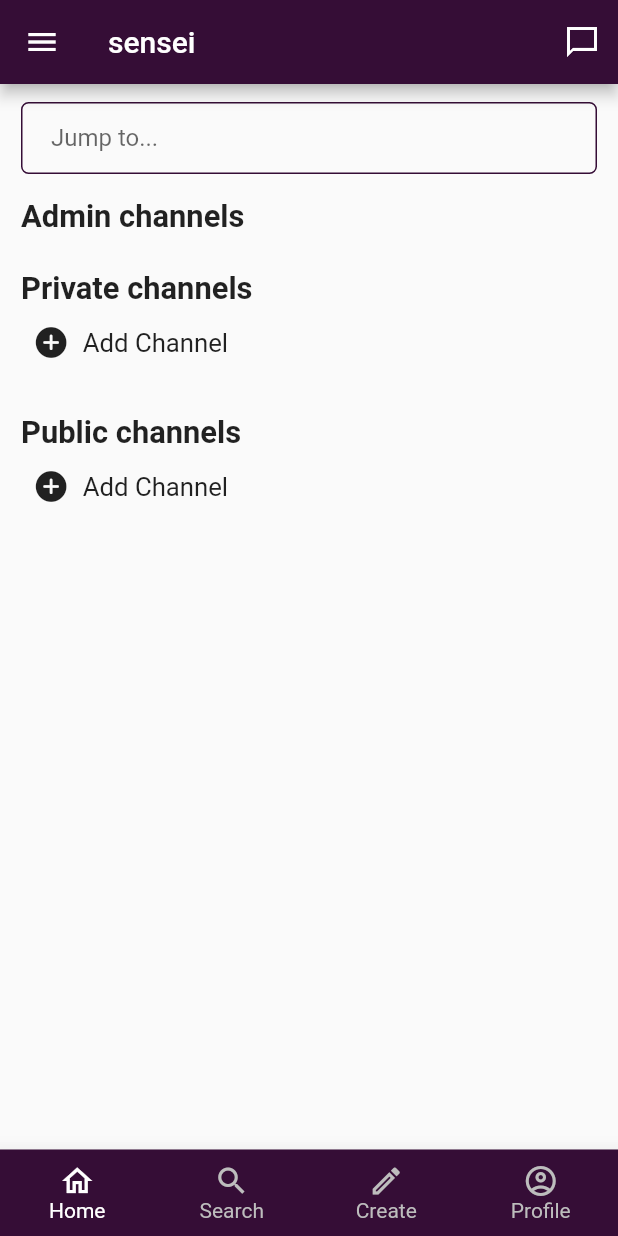
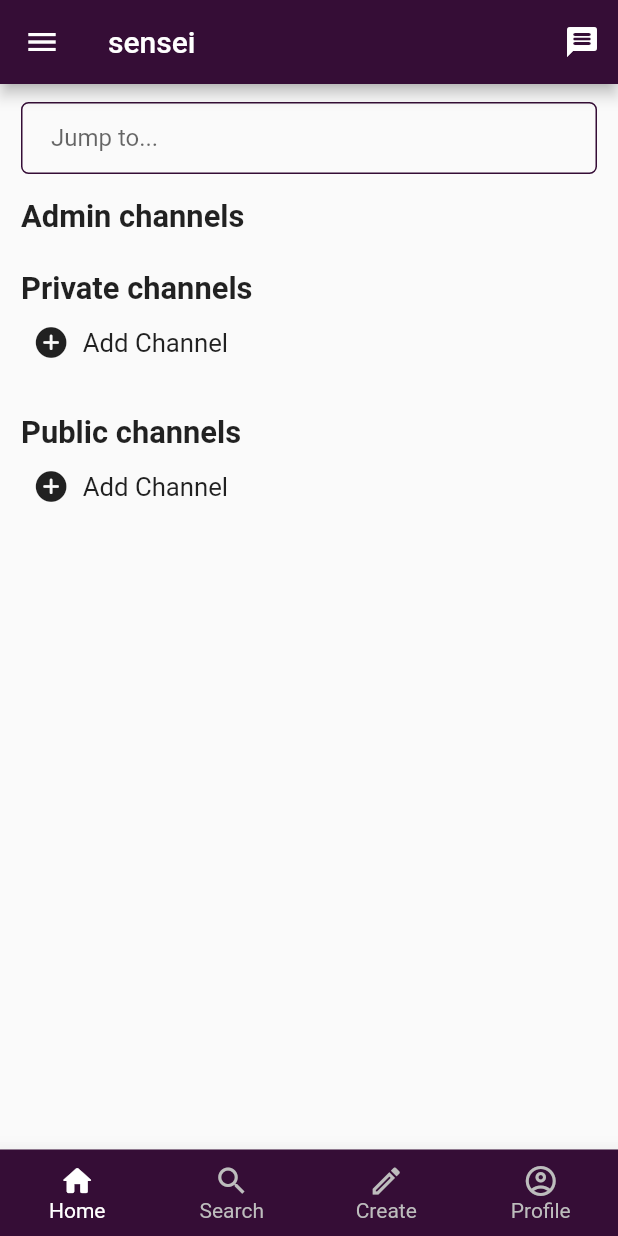
Before and after one commit to team-o7/solution-challenge, a Flutter app: the Home screen opened directly, on a phone screen of 412 x 824 dp. Run offline on Flutter 3.47's test engine with Material 2 defaults, Android fonts, the phone set to English and light mode, and no system bars; our stand-ins replace cached_network_image, cloud_firestore, cloud_functions, file_picker, firebase_auth, firebase_core and 10 more; missing offline and left inert: ext_storage, flutter_downloader, string_to_hex; accounts and stored records are empty.

Commit message:
minor changes

```diff
--- a/client/flutter_client/lib/reusables/widgets/mainAppBar.dart
+++ b/client/flutter_client/lib/reusables/widgets/mainAppBar.dart
@@ -28,7 +28,7 @@ class MainAppBar extends StatelessWidget {
         backgroundColor: kPrimaryColor0,
         actions: [
           IconButton(
-              icon: Icon(Icons.messenger_outline_sharp),
+              icon: Icon(Icons.message_rounded),
               onPressed: () {
                 innerDrawerKey.currentState
                     .open(direction: InnerDrawerDirection.end);
--- a/client/flutter_client/lib/screens/DMscreen/dmScreen.dart
+++ b/client/flutter_client/lib/screens/DMscreen/dmScreen.dart
@@ -37,6 +37,7 @@ class DmScreen extends StatelessWidget {
                 padding: const EdgeInsets.only(left: 12, right: 12, top: 16),
                 child: RoundedTextField(
                   hintText: 'search',
+                  borderRadius: 5,
                   suffixIcon: Icon(
                     Icons.search_outlined,
                     color: kPrimaryColor0,
--- a/client/flutter_client/lib/screens/home/home.dart
+++ b/client/flutter_client/lib/screens/home/home.dart
@@ -67,6 +67,9 @@ class _HomeState extends State<Home> {
                   icon: Icon(
                     Icons.home_outlined,
                   ),
+                  activeIcon: Icon(
+                    Icons.home_rounded,
+                  ),
                   label: 'Home'),
               BottomNavigationBarItem(
                 icon: Icon(Icons.search_outlined),
@@ -75,7 +78,9 @@ class _HomeState extends State<Home> {
               BottomNavigationBarItem(
                   icon: Icon(Icons.create_outlined), label: 'Create'),
               BottomNavigationBarItem(
-                  icon: Icon(Icons.account_circle_outlined), label: 'Profile'),
+                  icon: Icon(Icons.account_circle_outlined),
+                  activeIcon: Icon(Icons.account_circle_rounded),
+                  label: 'Profile'),
             ],
           ),
         ),
```
Also changed, not shown: client/flutter_client/lib/screens/channelChat/channelChat.dart (+40 -8 lines), client/flutter_client/lib/screens/profile/profile.dart (+0 -9 lines), 1 other file.
